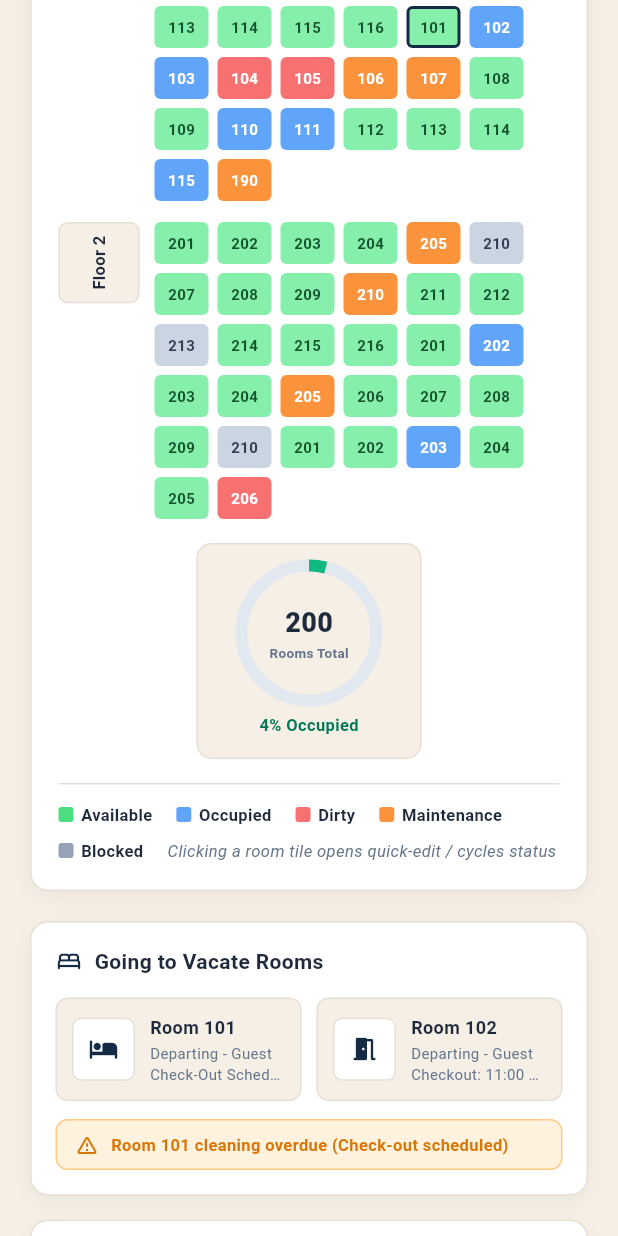
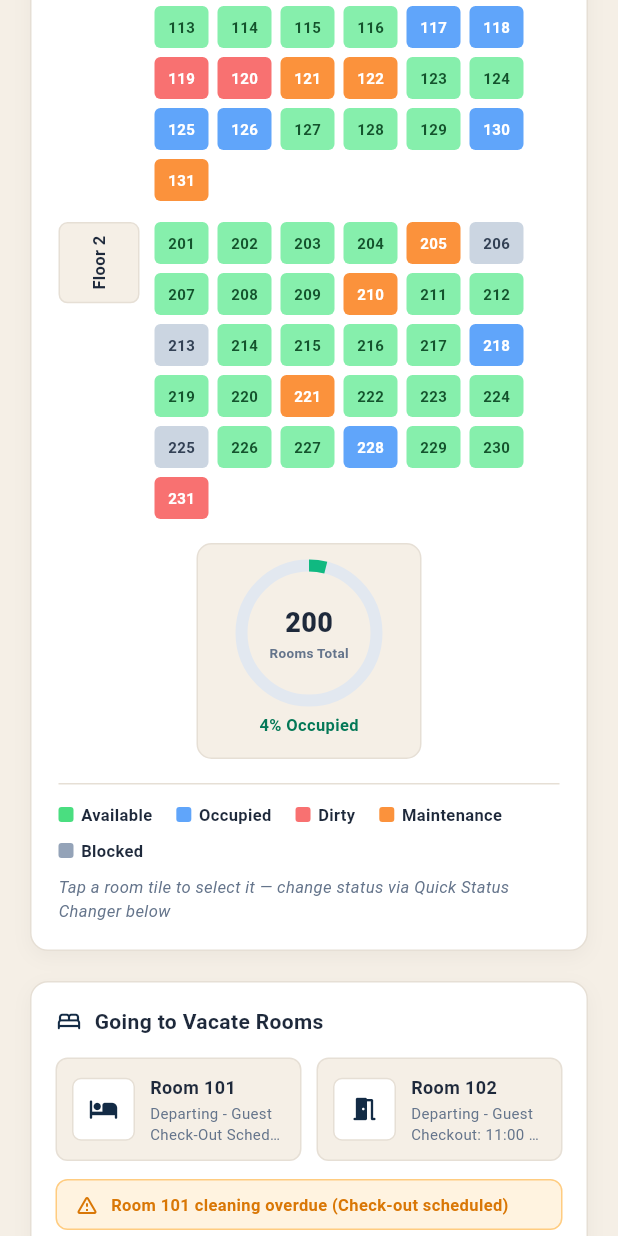
Before and after one commit to AmosPeterAlex/rain_tech_test, a Flutter app: the screen it shows after launch, scrolled down 1152 dp, on a phone screen of 412 x 824 dp. Run offline on Flutter 3.47's test engine with Material 3 defaults, Android fonts, the phone set to English and light mode, and no system bars; our stand-ins replace equatable, flutter_bloc.

Commit message:
fix: remove header nav tabs, dedupe room numbers, select-only room tap

```diff
--- a/lib/features/dashboard/presentation/dashboard_screen.dart
+++ b/lib/features/dashboard/presentation/dashboard_screen.dart
@@ -42,7 +42,7 @@
   }
 
   void _initRooms() {
-    // Floor 1 (rooms 101 - 116)
+    // Floor 1 — rooms 101 to 131, each unique
     _floor1Rooms = [
       DashboardRoomItem(number: '101', floor: 1, status: DashboardRoomStatus.available),
       DashboardRoomItem(number: '102', floor: 1, status: DashboardRoomStatus.available),
@@ -60,33 +60,31 @@
       DashboardRoomItem(number: '114', floor: 1, status: DashboardRoomStatus.available),
       DashboardRoomItem(number: '115', floor: 1, status: DashboardRoomStatus.available),
       DashboardRoomItem(number: '116', floor: 1, status: DashboardRoomStatus.available),
-      // Second row floor 1
-      DashboardRoomItem(number: '101', floor: 1, status: DashboardRoomStatus.available),
-      DashboardRoomItem(number: '102', floor: 1, status: DashboardRoomStatus.occupied),
-      DashboardRoomItem(number: '103', floor: 1, status: DashboardRoomStatus.occupied),
-      DashboardRoomItem(number: '104', floor: 1, status: DashboardRoomStatus.dirty),
-      DashboardRoomItem(number: '105', floor: 1, status: DashboardRoomStatus.dirty),
-      DashboardRoomItem(number: '106', floor: 1, status: DashboardRoomStatus.maintenance),
-      DashboardRoomItem(number: '107', floor: 1, status: DashboardRoomStatus.maintenance),
-      DashboardRoomItem(number: '108', floor: 1, status: DashboardRoomStatus.available),
-      DashboardRoomItem(number: '109', floor: 1, status: DashboardRoomStatus.available),
-      DashboardRoomItem(number: '110', floor: 1, status: DashboardRoomStatus.occupied),
-      DashboardRoomItem(number: '111', floor: 1, status: DashboardRoomStatus.occupied),
-      DashboardRoomItem(number: '112', floor: 1, status: DashboardRoomStatus.available),
-      DashboardRoomItem(number: '113', floor: 1, status: DashboardRoomStatus.available),
-      DashboardRoomItem(number: '114', floor: 1, status: DashboardRoomStatus.available),
-      DashboardRoomItem(number: '115', floor: 1, status: DashboardRoomStatus.occupied),
-      DashboardRoomItem(number: '190', floor: 1, status: DashboardRoomStatus.maintenance),
+      DashboardRoomItem(number: '117', floor: 1, status: DashboardRoomStatus.occupied),
+      DashboardRoomItem(number: '118', floor: 1, status: DashboardRoomStatus.occupied),
+      DashboardRoomItem(number: '119', floor: 1, status: DashboardRoomStatus.dirty),
+      DashboardRoomItem(number: '120', floor: 1, status: DashboardRoomStatus.dirty),
+      DashboardRoomItem(number: '121', floor: 1, status: DashboardRoomStatus.maintenance),
+      DashboardRoomItem(number: '122', floor: 1, status: DashboardRoomStatus.maintenance),
+      DashboardRoomItem(number: '123', floor: 1, status: DashboardRoomStatus.available),
+      DashboardRoomItem(number: '124', floor: 1, status: DashboardRoomStatus.available),
+      DashboardRoomItem(number: '125', floor: 1, status: DashboardRoomStatus.occupied),
+      DashboardRoomItem(number: '126', floor: 1, status: DashboardRoomStatus.occupied),
+      DashboardRoomItem(number: '127', floor: 1, status: DashboardRoomStatus.available),
+      DashboardRoomItem(number: '128', floor: 1, status: DashboardRoomStatus.available),
+      DashboardRoomItem(number: '129', floor: 1, status: DashboardRoomStatus.available),
+      DashboardRoomItem(number: '130', floor: 1, status: DashboardRoomStatus.occupied),
+      DashboardRoomItem(number: '131', floor: 1, status: DashboardRoomStatus.maintenance),
     ];
 
-    // Floor 2 (rooms 201 - 216)
+    // Floor 2 — rooms 201 to 231, each unique
     _floor2Rooms = [
       DashboardRoomItem(number: '201', floor: 2, status: DashboardRoomStatus.available),
       DashboardRoomItem(number: '202', floor: 2, status: DashboardRoomStatus.available),
       DashboardRoomItem(number: '203', floor: 2, status: DashboardRoomStatus.available),
       DashboardRoomItem(number: '204', floor: 2, status: DashboardRoomStatus.available),
       DashboardRoomItem(number: '205', floor: 2, status: DashboardRoomStatus.maintenance),
-      DashboardRoomItem(number: '210', floor: 2, status: DashboardRoomStatus.blocked),
+      DashboardRoomItem(number: '206', floor: 2, status: DashboardRoomStatus.blocked),
       DashboardRoomItem(number: '207', floor: 2, status: DashboardRoomStatus.available),
       DashboardRoomItem(number: '208', floor: 2, status: DashboardRoomStatus.available),
       DashboardRoomItem(number: '209', floor: 2, status: DashboardRoomStatus.available),
@@ -97,53 +95,27 @@
       DashboardRoomItem(number: '214', floor: 2, status: DashboardRoomStatus.available),
       DashboardRoomItem(number: '215', floor: 2, status: DashboardRoomStatus.available),
       DashboardRoomItem(number: '216', floor: 2, status: DashboardRoomStatus.available),
-      // Second row floor 2
-      DashboardRoomItem(number: '201', floor: 2, status: DashboardRoomStatus.available),
-      DashboardRoomItem(number: '202', floor: 2, status: DashboardRoomStatus.occupied),
-      DashboardRoomItem(number: '203', floor: 2, status: DashboardRoomStatus.available),
-      DashboardRoomItem(number: '204', floor: 2, status: DashboardRoomStatus.available),
-      DashboardRoomItem(number: '205', floor: 2, status: DashboardRoomStatus.maintenance),
-      DashboardRoomItem(number: '206', floor: 2, status: DashboardRoomStatus.available),
-      DashboardRoomItem(number: '207', floor: 2, status: DashboardRoomStatus.available),
-      DashboardRoomItem(number: '208', floor: 2, status: DashboardRoomStatus.available),
-      DashboardRoomItem(number: '209', floor: 2, status: DashboardRoomStatus.available),
-      DashboardRoomItem(number: '210', floor: 2, status: DashboardRoomStatus.blocked),
-      DashboardRoomItem(number: '201', floor: 2, status: DashboardRoomStatus.available),
-      DashboardRoomItem(number: '202', floor: 2, status: DashboardRoomStatus.available),
-      DashboardRoomItem(number: '203', floor: 2, status: DashboardRoomStatus.occupied),
-      DashboardRoomItem(number: '204', floor: 2, status: DashboardRoomStatus.available),
-      DashboardRoomItem(number: '205', floor: 2, status: DashboardRoomStatus.available),
-      DashboardRoomItem(number: '206', floor: 2, status: DashboardRoomStatus.dirty),
+      DashboardRoomItem(number: '217', floor: 2, status: DashboardRoomStatus.available),
+      DashboardRoomItem(number: '218', floor: 2, status: DashboardRoomStatus.occupied),
+      DashboardRoomItem(number: '219', floor: 2, status: DashboardRoomStatus.available),
+      DashboardRoomItem(number: '220', floor: 2, status: DashboardRoomStatus.available),
+      DashboardRoomItem(number: '221', floor: 2, status: DashboardRoomStatus.maintenance),
+      DashboardRoomItem(number: '222', floor: 2, status: DashboardRoomStatus.available),
+      DashboardRoomItem(number: '223', floor: 2, status: DashboardRoomStatus.available),
+      DashboardRoomItem(number: '224', floor: 2, status: DashboardRoomStatus.available),
+      DashboardRoomItem(number: '225', floor: 2, status: DashboardRoomStatus.blocked),
+      DashboardRoomItem(number: '226', floor: 2, status: DashboardRoomStatus.available),
+      DashboardRoomItem(number: '227', floor: 2, status: DashboardRoomStatus.available),
+      DashboardRoomItem(number: '228', floor: 2, status: DashboardRoomStatus.occupied),
+      DashboardRoomItem(number: '229', floor: 2, status: DashboardRoomStatus.available),
+      DashboardRoomItem(number: '230', floor: 2, status: DashboardRoomStatus.available),
+      DashboardRoomItem(number: '231', floor: 2, status: DashboardRoomStatus.dirty),
     ];
   }
 
-  void _cycleRoomStatus(DashboardRoomItem item) {
-    setState(() {
-      switch (item.status) {
-        case DashboardRoomStatus.available:
-          item.status = DashboardRoomStatus.occupied;
-          break;
-        case DashboardRoomStatus.occupied:
-          item.status = DashboardRoomStatus.dirty;
-          break;
-        case DashboardRoomStatus.dirty:
-          item.status = DashboardRoomStatus.maintenance;
-          break;
-        case DashboardRoomStatus.maintenance:
-          item.status = DashboardRoomStatus.blocked;
-          break;
-        case DashboardRoomStatus.blocked:
-          item.status = DashboardRoomStatus.available;
-          break;
-      }
-      _selectedRoomNumber = item.number;
-    });
-    ScaffoldMessenger.of(context).showSnackBar(
-      SnackBar(
-        content: Text('Room ${item.number} status updated to ${item.status.name.toUpperCase()}'),
-        duration: const Duration(seconds: 1),
-      ),
-    );
+  /// Selects a room tile for highlight — does NOT change its status.
+  void _selectRoom(DashboardRoomItem item) {
+    setState(() => _selectedRoomNumber = item.number);
   }
 
   @override
@@ -649,7 +621,7 @@
               _buildLegendTag(const Color(0xFFFB923C), 'Maintenance'),
               _buildLegendTag(const Color(0xFF94A3B8), 'Blocked'),
               const Text(
-                'Clicking a room tile opens quick-edit / cycles status',
+                'Tap a room tile to select it — change status via Quick Status Changer below',
                 style: TextStyle(
                   fontSize: 11,
                   fontStyle: FontStyle.italic,
@@ -723,7 +695,7 @@
               final isSelected = _selectedRoomNumber == room.number;
 
               return InkWell(
-                onTap: () => _cycleRoomStatus(room),
+                onTap: () => _selectRoom(room),
                 borderRadius: BorderRadius.circular(4),
                 child: Container(
                   width: 36,
--- a/lib/features/navigation/presentation/app_shell.dart
+++ b/lib/features/navigation/presentation/app_shell.dart
@@ -60,7 +60,6 @@
       ),
       child: LayoutBuilder(
         builder: (context, constraints) {
-          final isCompact = constraints.maxWidth < 900;
           final hideDate = constraints.maxWidth < 1400;
 
           return Row(
@@ -111,39 +110,6 @@
                   ],
                 ),
               ),
-
-              const SizedBox(width: 14),
-
-              // Navigation Tabs
-              if (!isCompact) ...[
-                _buildNavTab(
-                  label: 'Dashboard',
-                  icon: Icons.dashboard_outlined,
-                  isSelected: activeTab == AppTab.dashboard,
-                  onTap: () => nav.setTab(AppTab.dashboard),
-                ),
-                const SizedBox(width: 4),
-                _buildNavTab(
-                  label: 'Check-in',
-                  icon: Icons.login_rounded,
-                  isSelected: activeTab == AppTab.checkIn,
-                  onTap: () => nav.setTab(AppTab.checkIn),
-                ),
-                const SizedBox(width: 4),
-                _buildNavTab(
-                  label: 'Check-Out',
-                  icon: Icons.logout_rounded,
-                  isSelected: activeTab == AppTab.checkOut,
-                  onTap: () => nav.setTab(AppTab.checkOut),
-                ),
-                const SizedBox(width: 4),
-                _buildNavTab(
-                  label: 'Reservations',
-                  icon: Icons.bed_outlined,
-                  isSelected: activeTab == AppTab.reservations,
-                  onTap: () => nav.setTab(AppTab.reservations),
-                ),
-              ],
 
               const Spacer(),
 
@@ -220,41 +186,6 @@
     );
   }
 
-  Widget _buildNavTab({
-    required String label,
-    required IconData icon,
-    required bool isSelected,
-    required VoidCallback onTap,
-  }) {
-    return InkWell(
-      onTap: onTap,
-      borderRadius: BorderRadius.circular(8),
-      child: AnimatedContainer(
-        duration: const Duration(milliseconds: 150),
-        padding: const EdgeInsets.symmetric(horizontal: 12, vertical: 8),
-        decoration: BoxDecoration(
-          color: isSelected ? AppTheme.primaryNavy : Colors.transparent,
-          borderRadius: BorderRadius.circular(8),
-        ),
-        child: Row(
-          mainAxisSize: MainAxisSize.min,
-          children: [
-            Icon(icon, size: 15, color: isSelected ? Colors.white : AppTheme.textMuted),
-            const SizedBox(width: 6),
-            Text(
-              label,
-              style: TextStyle(
-                fontSize: 12,
-                fontWeight: isSelected ? FontWeight.w700 : FontWeight.w600,
-                color: isSelected ? Colors.white : AppTheme.textDark,
-              ),
-            ),
-          ],
-        ),
-      ),
-    );
-  }
-
   Widget _buildScreenBody(AppTab activeTab) {
     switch (activeTab) {
       case AppTab.dashboard:
```
